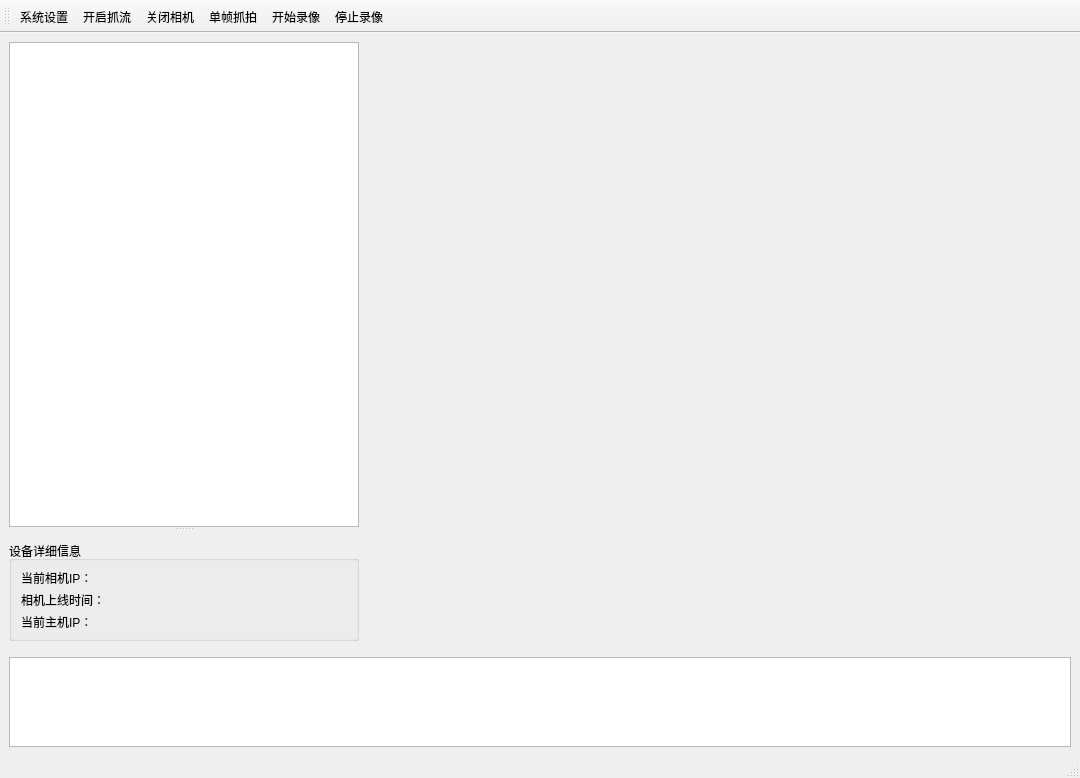
This is mainwindow.ui in lnwin/SPW_cameraControlSystem as Qt 5 draws it before an edit. The edited form follows.
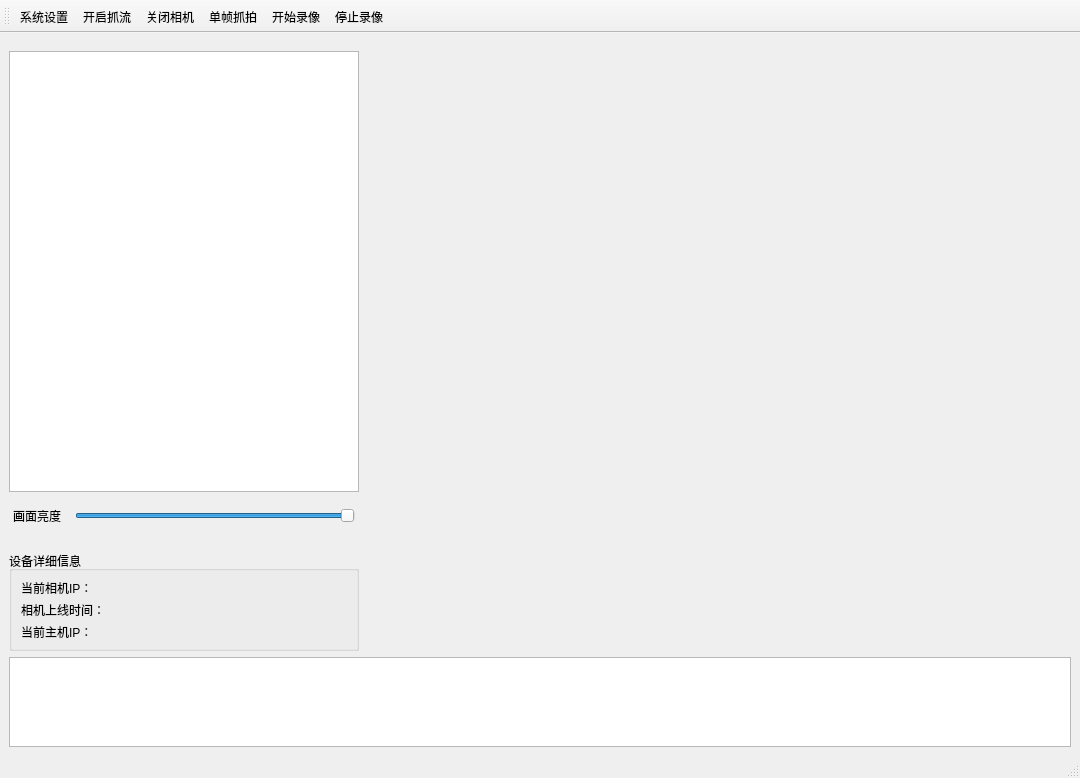
This is the edited form. Icons and pictures are not drawn.

Commit message: 添加了可以修改相机亮度的操作，测试通过。2.8版本

Patch:
```diff
--- a/mainwindow.ui
+++ b/mainwindow.ui
@@ -24,28 +24,14 @@
     <normaloff>:/new/prefix1/release/icons/current/Slogo.png</normaloff>:/new/prefix1/release/icons/current/Slogo.png</iconset>
   </property>
   <widget class="QWidget" name="centralwidget">
-   <layout class="QHBoxLayout" name="horizontalLayout_5">
+   <layout class="QHBoxLayout" name="horizontalLayout_6">
     <item>
-     <layout class="QVBoxLayout" name="verticalLayout_3">
+     <layout class="QVBoxLayout" name="verticalLayout_5">
       <item>
-       <layout class="QHBoxLayout" name="horizontalLayout_4">
+       <layout class="QHBoxLayout" name="horizontalLayout_5" stretch="1,2">
         <item>
-         <widget class="QSplitter" name="deviceSplitter">
-          <property name="minimumSize">
-           <size>
-            <width>350</width>
-            <height>0</height>
-           </size>
-          </property>
-          <property name="maximumSize">
-           <size>
-            <width>350</width>
-            <height>16777215</height>
-           </size>
-          </property>
-          <property name="orientation">
-           <enum>Qt::Vertical</enum>
-          </property>
+         <layout class="QVBoxLayout" name="verticalLayout_4">
+          <item>
           <widget class="QWidget" name="panelDeviceList" native="true">
            <property name="maximumSize">
             <size>
@@ -72,6 +58,52 @@
             </item>
            </layout>
           </widget>
+          </item>
+          <item>
+           <layout class="QVBoxLayout" name="verticalLayout_3">
+            <item>
+             <layout class="QHBoxLayout" name="horizontalLayout_4" stretch="1,5">
+              <property name="spacing">
+               <number>0</number>
+              </property>
+              <item>
+               <widget class="QLabel" name="label_2">
+                <property name="maximumSize">
+                 <size>
+                  <width>58</width>
+                  <height>16777215</height>
+                 </size>
+                </property>
+                <property name="text">
+                 <string>画面亮度</string>
+                </property>
+               </widget>
+              </item>
+              <item>
+               <widget class="QSlider" name="brightSlider">
+                <property name="maximumSize">
+                 <size>
+                  <width>280</width>
+                  <height>16777215</height>
+                 </size>
+                </property>
+                <property name="layoutDirection">
+                 <enum>Qt::LeftToRight</enum>
+                </property>
+                <property name="maximum">
+                 <number>15</number>
+                </property>
+                <property name="value">
+                 <number>15</number>
+                </property>
+                <property name="orientation">
+                 <enum>Qt::Horizontal</enum>
+                </property>
+               </widget>
+              </item>
+             </layout>
+            </item>
+            <item>
           <widget class="QWidget" name="panelDeviceInfo" native="true">
            <property name="minimumSize">
             <size>
@@ -140,7 +172,10 @@
             </item>
            </layout>
           </widget>
-         </widget>
+            </item>
+           </layout>
+          </item>
+         </layout>
         </item>
         <item>
          <widget class="QWidget" name="widget" native="true">
```
Lines whose indentation alone changed are shown as unchanged. The commit also changes 4 other files.
